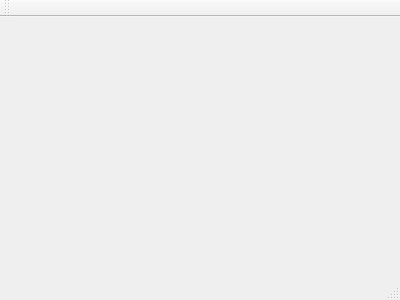
Qt form binaryNinjaRip/MainWindow.ui (x64dbg/BinaryNinjaDisassembly) before a commit.
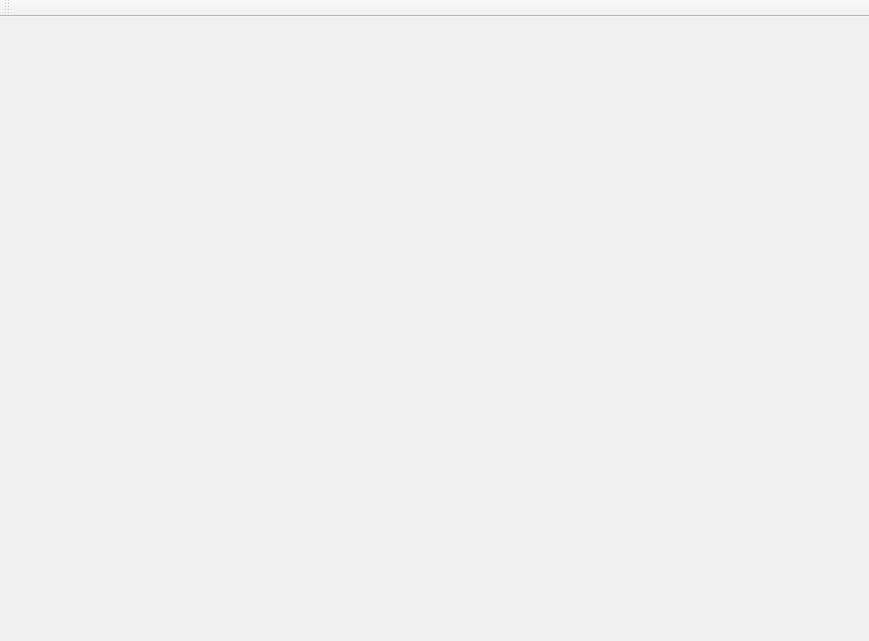
The same form after that commit.

Commit message: interface shit

```diff
--- a/binaryNinjaRip/MainWindow.ui
+++ b/binaryNinjaRip/MainWindow.ui
@@ -1,24 +1,56 @@
 <ui version="4.0">
  <class>MainWindow</class>
- <widget class="QMainWindow" name="MainWindow" >
-  <property name="geometry" >
+ <widget class="QMainWindow" name="MainWindow">
+  <property name="geometry">
    <rect>
     <x>0</x>
     <y>0</y>
-    <width>400</width>
-    <height>300</height>
+    <width>869</width>
+    <height>641</height>
    </rect>
   </property>
   <property name="windowTitle" >
    <string>MainWindow</string>
   </property>
-  <widget class="QMenuBar" name="menuBar" />
-  <widget class="QToolBar" name="mainToolBar" />
-  <widget class="QWidget" name="centralWidget" />
-  <widget class="QStatusBar" name="statusBar" />
+  <widget class="QWidget" name="centralWidget">
+   <layout class="QVBoxLayout" name="verticalLayout_2">
+    <property name="spacing">
+     <number>3</number>
+    </property>
+    <property name="leftMargin">
+     <number>3</number>
+    </property>
+    <property name="topMargin">
+     <number>3</number>
+    </property>
+    <property name="rightMargin">
+     <number>3</number>
+    </property>
+    <property name="bottomMargin">
+     <number>3</number>
+    </property>
+   </layout>
+  </widget>
+  <widget class="QMenuBar" name="menuBar">
+   <property name="geometry">
+    <rect>
+     <x>0</x>
+     <y>0</y>
+     <width>869</width>
+     <height>21</height>
+    </rect>
+   </property>
+  </widget>
+  <widget class="QToolBar" name="mainToolBar">
+   <attribute name="toolBarArea">
+    <enum>TopToolBarArea</enum>
+   </attribute>
+   <attribute name="toolBarBreak">
+    <bool>false</bool>
+   </attribute>
+  </widget>
  </widget>
- <layoutDefault spacing="6" margin="11" />
- <pixmapfunction></pixmapfunction>
+ <layoutdefault spacing="6" margin="11"/>
  <resources/>
  <connections/>
 </ui>
```
Left out of the diff: 3 changed lines with no effect on the pictures. The commit also changes 4 other files.
